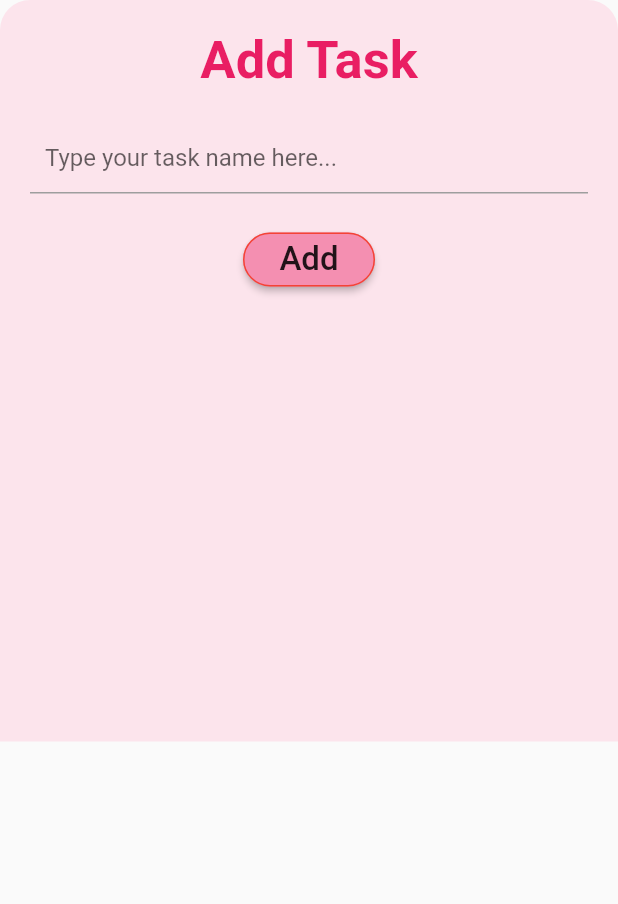
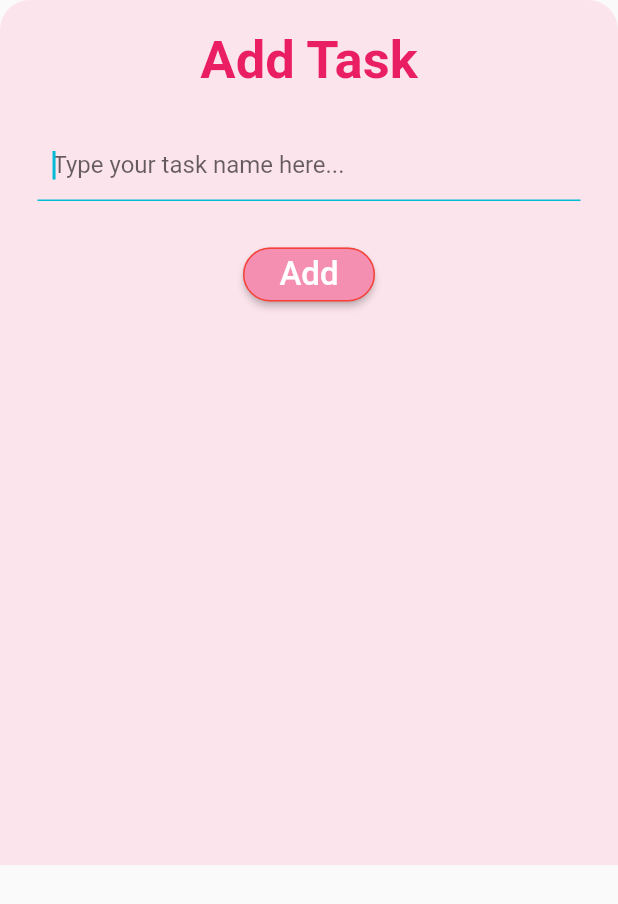
Before and after one commit to suesalito/todo_flutter, a Flutter app: the ButtomSheetScreen widget shown alone on an empty page, opened directly, on a phone screen of 412 x 824 dp. Shown: the top 904 px of the screen. Run offline on Flutter 3.47's test engine with Material 2 defaults, Android fonts, the phone set to English and light mode, and no system bars.

Commit message:
commit the subscreen height.

```diff
--- a/lib/screens/buttomsheetscreen.dart
+++ b/lib/screens/buttomsheetscreen.dart
@@ -12,7 +12,7 @@ class ButtomSheetScreen extends StatelessWidget {
           topRight: Radius.circular(20),
         ),
       ),
-      height: (MediaQuery.of(context).size.height * 0.6),
+      height: (MediaQuery.of(context).size.height * 0.7),
       child: Center(
         child: Column(
           mainAxisAlignment: MainAxisAlignment.start,
@@ -28,8 +28,9 @@ class ButtomSheetScreen extends StatelessWidget {
               ),
             ),
             Container(
-              padding: EdgeInsets.all(20),
+              padding: EdgeInsets.all(25),
               child: TextField(
+                autofocus: true, // make the input curcor active right away
                 cursorColor: Colors.cyan,
                 onChanged: (value) {
                   print(value);
@@ -43,7 +44,7 @@ class ButtomSheetScreen extends StatelessWidget {
               color: Colors.pink[200],
               child: const Text(
                 'Add',
-                style: TextStyle(fontSize: 22),
+                style: TextStyle(fontSize: 22, color: Colors.white),
               ),
               onPressed: () => Navigator.pop(context),
             )
```
